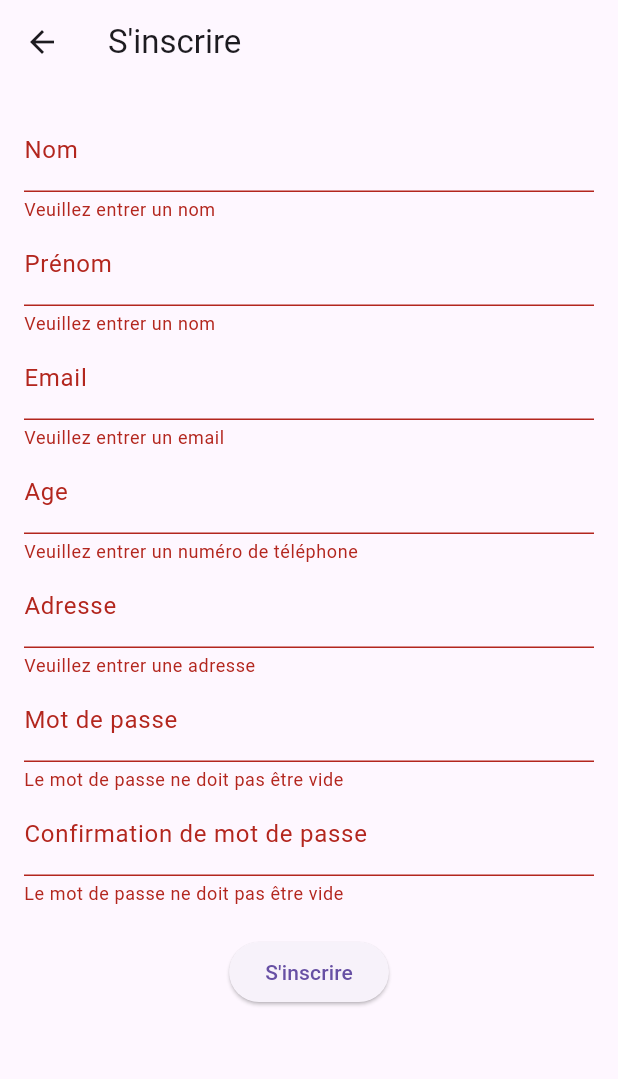
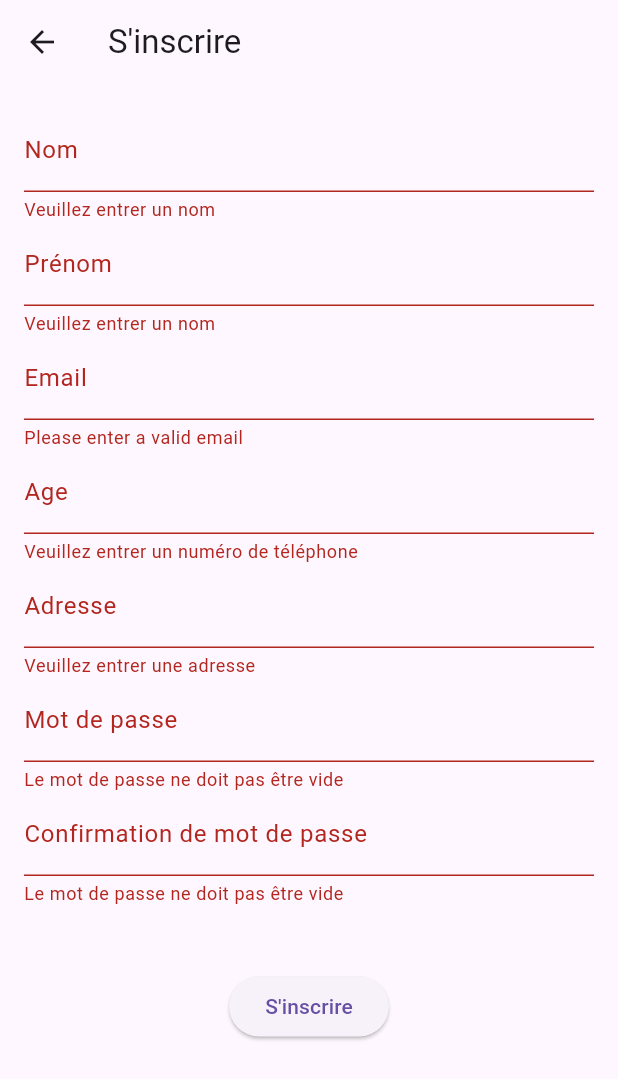
Before and after one commit to RomualdBR/Flutter-Cyclade, a Flutter app: the InscriptionPage screen opened by its route, after a tap on "S'inscrire", on a phone screen of 412 x 824 dp. Shown: the top 1079 px of the screen. Run offline on Flutter 3.47's test engine with Material 3 defaults, Android fonts, the phone set to English and light mode, and no system bars; our stand-ins replace email_validator; missing offline and left inert: mongo_dart.

Commit message:
inscription terminee

```diff
--- a/lib/constant.dart
+++ b/lib/constant.dart
@@ -1,3 +1,5 @@
+import '../models/userModel.dart';
+
 const MONGO_CONN_URL =
   "mongodb+srv://flutterdb123:flutterdb123@cluster0.edmbw.mongodb.net/projet?retryWrites=true&w=majority&appName=Cluster0";
 const USER_COLLECTION = "user";
@@ -5,3 +7,5 @@ const TEST_COLLECTION = "test";
 const QUESTION_COLLECTION = "question";
 const RESULTAT_TEST_COLLECTION = "resultat_test";
 const MOTIVATION_COLLECTION = "motivation";
+
+User userData = User(id: "0", nom: "nom", prenom: "prenom", email: "email", age: 0, adresse: "adresse", role: false, id_motivation: "0", mot_de_passe: "mot_de_passe");
--- a/lib/pages/accueil.dart
+++ b/lib/pages/accueil.dart
@@ -1,4 +1,5 @@
 import 'package:flutter/material.dart';
+import 'package:flutter_cyclade/constant.dart';
 import 'package:flutter_cyclade/services/databaseService.dart';
 
 
@@ -35,6 +36,10 @@ class _MyHomePageState
         title: const Text("Accueil"),
       ),
       body: Column(children: [
+        Text(userData.id.toString()),
+        Text("Nom: "+userData.nom.toString()),
+        Text("Prénom: "+userData.prenom.toString()),
+        Text("Email: "+userData.email.toString()),
         ElevatedButton(
           onPressed: onPressed,
           child: const Text("Inscription"),
--- a/lib/pages/inscription.dart
+++ b/lib/pages/inscription.dart
@@ -1,28 +1,28 @@
+import 'package:email_validator/email_validator.dart';
 import 'package:flutter/material.dart';
 import 'package:flutter/services.dart';
+import 'package:flutter_cyclade/constant.dart';
 import 'package:flutter_cyclade/services/databaseService.dart';
-import 'package:mongo_dart/mongo_dart.dart' show ObjectId;
+import 'package:mongo_dart/mongo_dart.dart'
+    show ObjectId;
 import '../models/userModel.dart';
-
+import 'package:crypto/crypto.dart';
+import 'dart:convert';
 
 class InscriptionPage
     extends StatefulWidget {
-  const InscriptionPage(
-      {super.key});
-
-
+  const InscriptionPage({super.key});
 
   @override
-  State<InscriptionPage> createState() =>
-      _MyHomePageState();
+  State<InscriptionPage>
+      createState() =>
+          _MyHomePageState();
 }
-
-
 
 class _MyHomePageState
     extends State<InscriptionPage> {
-
-  final _formKey = GlobalKey<FormState>();
+  final _formKey =
+      GlobalKey<FormState>();
   late String _nom;
   late String _prenom;
   late String _email;
@@ -31,18 +31,22 @@ class _MyHomePageState
   final bool _role = false;
   final String _id_motivation = "0";
   late String _mot_de_passe;
-  late String _mot_de_passe_confirmation;
+  late String
+      _mot_de_passe_confirmation;
+  String formErrorText = "";
 
   @override
   void initState() {
     super.initState();
-    MongoDatabase.connect(); // Ensure connection is made at the start.
+    MongoDatabase.connect();
   }
 
   void _saveUser() async {
-    if (_formKey.currentState!.validate()) {
+    if (_formKey.currentState!
+        .validate()) {
       _formKey.currentState!.save();
-      var _id = ObjectId();
+      var _id =
+          ObjectId().toHexString();
       final newUser = User(
         id: _id.toString(),
         nom: _nom,
@@ -52,109 +56,205 @@ class _MyHomePageState
         adresse: _adresse,
         role: _role,
         id_motivation: _id_motivation,
-        mot_de_passe: _mot_de_passe,
+        mot_de_passe: encryptPassword(_mot_de_passe).toString(),
       );
-      var result = await MongoDatabase.insert(newUser);
-      print(result); // Log or display result to confirm success
+      if (_mot_de_passe_confirmation ==
+          _mot_de_passe) {
+        if (await MongoDatabase
+                .emailExists(_email) ==
+            false) {
+          var result =
+              await MongoDatabase
+                  .insert(newUser);
+          userData = newUser;
+          Navigator.pushNamed(
+              context, '/');
+        } else {
+          print("L'email existe déja");
+          setState(() {
+            formErrorText =
+                "L'email existe déja";
+          });
+        }
+      } else {
+        setState(() {
+          formErrorText =
+              "Les mots de passe ne correspondent pas";
+        });
+
+        print(
+            "Les mots de passe ne correspondent pas");
+      }
+      ;
     }
+  }
+
+  String encryptPassword(
+      String password) {
+    final bytes = utf8.encode(password);
+    final hash = sha256.convert(bytes);
+    return hash.toString();
   }
 
   @override
   Widget build(BuildContext context) {
     return Scaffold(
-      appBar: AppBar(title: const Text("S'inscrire")),
+      appBar: AppBar(
+          title:
+              const Text("S'inscrire")),
       body: Padding(
-        padding: const EdgeInsets.all(16.0),
+        padding:
+            const EdgeInsets.all(16.0),
         child: Form(
           key: _formKey,
           child: Column(
             children: [
               TextFormField(
-                decoration: const InputDecoration(labelText: 'Nom'),
-                keyboardType: TextInputType.text,
-                onSaved: (value) => _nom = value.toString(),
+                decoration:
+                    const InputDecoration(
+                        labelText:
+                            'Nom'),
+                keyboardType:
+                    TextInputType.text,
+                onSaved: (value) =>
+                    _nom = value
+                        .toString(),
                 validator: (value) {
-                  if (value == null || value.isEmpty) {
+                  if (value == null ||
+                      value.isEmpty) {
                     return 'Veuillez entrer un nom';
                   }
                   return null;
                 },
               ),
               TextFormField(
-                decoration: const InputDecoration(labelText: 'Prénom'),
-                keyboardType: TextInputType.text,
-                onSaved: (value) => _prenom = value.toString(),
+                decoration:
+                    const InputDecoration(
+                        labelText:
+                            'Prénom'),
+                keyboardType:
+                    TextInputType.text,
+                onSaved: (value) =>
+                    _prenom = value
+                        .toString(),
                 validator: (value) {
-                  if (value == null || value.isEmpty) {
+                  if (value == null ||
+                      value.isEmpty) {
                     return 'Veuillez entrer un nom';
                   }
                   return null;
                 },
               ),
               TextFormField(
-                decoration: const InputDecoration(labelText: 'Email'),
-                keyboardType: TextInputType.emailAddress,
-                onSaved: (value) => _email = value.toString(),
+                decoration:
+                    const InputDecoration(
+                        labelText:
+                            'Email'),
+                validator: (value) =>
+                    EmailValidator
+                            .validate(
+                                value!)
+                        ? null
+                        : "Please enter a valid email",
+                keyboardType:
+                    TextInputType
+                        .emailAddress,
+                onSaved: (value) =>
+                    _email = value
+                        .toString(),
+              ),
+              TextFormField(
+                decoration:
+                    const InputDecoration(
+                        labelText:
+                            'Age'),
+                inputFormatters: [
+                  FilteringTextInputFormatter
+                      .digitsOnly
+                ],
+                keyboardType:
+                    TextInputType
+                        .number,
+                onSaved: (value) =>
+                    _age = value
+                        .toString(),
                 validator: (value) {
-                  if (value == null || value.isEmpty) {
-                    return 'Veuillez entrer un email';
-                  }
-                  return null;
-                },
-              ),
-
-              TextFormField(
-                decoration: const InputDecoration(labelText: 'Age'),
-                inputFormatters: [FilteringTextInputFormatter.digitsOnly],
-                keyboardType: TextInputType.number,
-                onSaved: (value) => _age = value.toString(),
-                validator: (value) {
-                  if (value == null || value.isEmpty) {
+                  if (value == null ||
+                      value.isEmpty) {
                     return 'Veuillez entrer un numéro de téléphone';
                   }
                   return null;
                 },
               ),
-
               TextFormField(
-                decoration: const InputDecoration(labelText: 'Adresse'),
-                keyboardType: TextInputType.multiline,
-                onSaved: (value) => _adresse = value.toString(),
+                decoration:
+                    const InputDecoration(
+                        labelText:
+                            'Adresse'),
+                keyboardType:
+                    TextInputType
+                        .multiline,
+                onSaved: (value) =>
+                    _adresse = value
+                        .toString(),
                 validator: (value) {
-                  if (value == null || value.isEmpty) {
+                  if (value == null ||
+                      value.isEmpty) {
                     return 'Veuillez entrer une adresse';
                   }
                   return null;
                 },
               ),
-
               TextFormField(
-                decoration: const InputDecoration(labelText: 'Mot de passe'),
-                keyboardType: TextInputType.text,
-                onSaved: (value) => _mot_de_passe = value.toString(),
+                decoration:
+                    const InputDecoration(
+                        labelText:
+                            'Mot de passe'),
+                keyboardType:
+                    TextInputType.text,
+                onSaved: (value) =>
+                    _mot_de_passe =
+                        value
+                            .toString(),
                 validator: (value) {
-                  if (value == null || value.isEmpty) {
+                  if (value == null ||
+                      value.isEmpty) {
                     return 'Le mot de passe ne doit pas être vide';
                   }
                   return null;
                 },
               ),
               TextFormField(
-                decoration: const InputDecoration(labelText: 'Confirmation de mot de passe'),
-                keyboardType: TextInputType.text,
-                onSaved: (value) => _mot_de_passe_confirmation = value.toString(),
+                decoration:
+                    const InputDecoration(
+                        labelText:
+                            'Confirmation de mot de passe'),
+                keyboardType:
+                    TextInputType.text,
+                onSaved: (value) =>
+                    _mot_de_passe_confirmation =
+                        value
+                            .toString(),
                 validator: (value) {
-                  if (value == null || value.isEmpty) {
+                  if (value == null ||
+                      value.isEmpty) {
                     return 'Le mot de passe ne doit pas être vide';
                   }
                   return null;
                 },
               ),
-
-              const SizedBox(height: 20),
+              const SizedBox(
+                  height: 20),
+              Text(
+                formErrorText,
+                style: const TextStyle(
+                    color: Colors.red,
+                    fontSize: 16),
+              ),
               ElevatedButton(
                 onPressed: _saveUser,
-                child: const Text("S'inscrire"),
+                child: const Text(
+                    "S'inscrire"),
               ),
             ],
           ),
--- a/lib/services/databaseService.dart
+++ b/lib/services/databaseService.dart
@@ -42,6 +42,16 @@ class MongoDatabase {
     }
   }
 
+  static Future<bool> emailExists(String email) async {
+    try {
+      var existingUser = await user.findOne({'email': email});
+      return existingUser != null;
+    } catch (e) {
+      log('Email check error: ${e.toString()}');
+      return false;
+    }
+  }
+
   static Future<String> insert(User userData) async {
     if (!_isInitialized) await connect();
 
--- a/pubspec.yaml
+++ b/pubspec.yaml
@@ -31,6 +31,8 @@ dependencies:
   flutter:
     sdk: flutter
   mongo_dart: ^0.10.3
+  email_validator: '^2.1.17'
+  crypto: ^3.0.1
 
 
   # The following adds the Cupertino Icons font to your application.
@@ -41,6 +43,8 @@ dev_dependencies:
   flutter_test:
     sdk: flutter
   mongo_dart: ^0.10.3
+  email_validator: '^2.1.17'
+  crypto: ^3.0.1
 
   # The "flutter_lints" package below contains a set of recommended lints to
   # encourage good coding practices. The lint set provided by the package is
```
Also changed, not shown: pubspec.lock.
